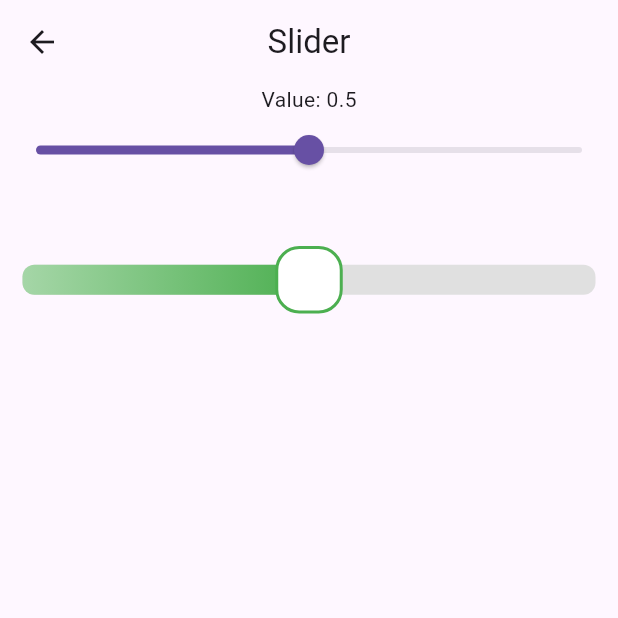
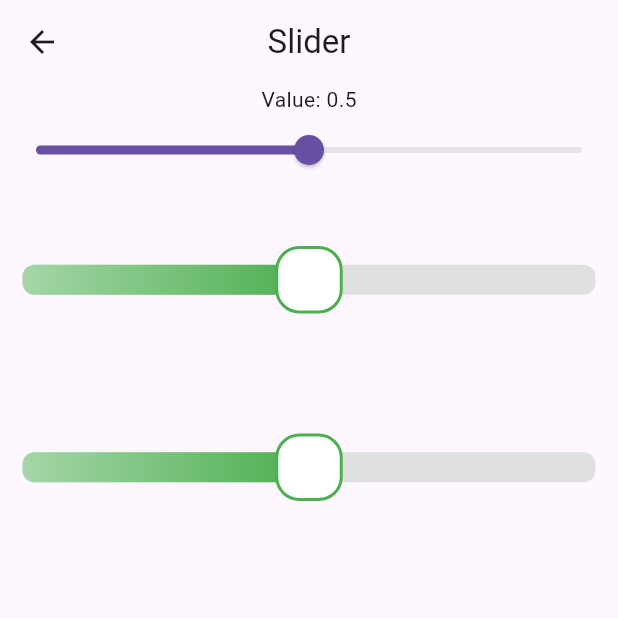
Before and after one commit to ankitpsamrat/Flutter-code-test, a Flutter app: the SliderExplore screen opened directly, on a phone screen of 412 x 824 dp, the top half of it. Run offline on Flutter 3.47's test engine with Material 3 defaults, Android fonts, the phone set to English and light mode, and no system bars.

Commit message:
new custom slider

```diff
--- /dev/null
+++ b/lib/screens/custom_slider_new.dart
@@ -0,0 +1,80 @@
+import 'package:flutter/material.dart';
+
+class CustomSliderNew extends StatelessWidget {
+  final double value;
+  final double trackHeight;
+  final double thumbSize;
+  final ValueChanged<double> onChanged;
+
+  const CustomSliderNew({
+    super.key,
+    required this.value,
+    this.trackHeight = 20,
+    this.thumbSize = 45,
+    required this.onChanged,
+  });
+
+  void _handleDrag(BuildContext context, Offset localPosition, double width) {
+    double newValue = (localPosition.dx / width).clamp(0.0, 1.0);
+    onChanged(newValue); // parent must update
+  }
+
+  @override
+  Widget build(BuildContext context) {
+    return LayoutBuilder(
+      builder: (context, constraints) {
+        double width = constraints.maxWidth;
+
+        return GestureDetector(
+          onHorizontalDragUpdate: (details) {
+            _handleDrag(context, details.localPosition, width);
+          },
+          child: Stack(
+            alignment: Alignment.centerLeft,
+            children: [
+              // Track
+              Container(
+                width: width,
+                height: trackHeight,
+                margin: EdgeInsets.symmetric(vertical: thumbSize / 2),
+                decoration: BoxDecoration(
+                  color: Colors.grey.shade300,
+                  borderRadius: BorderRadius.circular(8),
+                ),
+              ),
+              // Active track
+              Container(
+                width: value * width,
+                height: trackHeight,
+                decoration: BoxDecoration(
+                  borderRadius: BorderRadius.circular(8),
+                  gradient: LinearGradient(
+                    begin: Alignment.centerLeft,
+                    end: Alignment.centerRight,
+                    colors: [
+                      Colors.green.shade200,
+                      Colors.green,
+                    ],
+                  ),
+                ),
+              ),
+              // Thumb
+              Positioned(
+                left: value * (width - thumbSize),
+                child: Container(
+                  width: thumbSize,
+                  height: thumbSize,
+                  decoration: BoxDecoration(
+                    color: Colors.white,
+                    border: Border.all(color: Colors.green, width: 2),
+                    borderRadius: BorderRadius.circular(16),
+                  ),
+                ),
+              ),
+            ],
+          ),
+        );
+      },
+    );
+  }
+}
--- a/lib/screens/slider_explore.dart
+++ b/lib/screens/slider_explore.dart
@@ -1,4 +1,5 @@
 import 'package:code_test/screens/custom_slider.dart';
+import 'package:code_test/screens/custom_slider_new.dart';
 import 'package:flutter/material.dart';
 
 class SliderExplore extends StatefulWidget {
@@ -40,6 +41,13 @@ class _SliderExploreState extends State<SliderExplore> {
               value: 0.5,
               onChanged: (value) {},
             ),
+          ),
+          Padding(
+            padding: const EdgeInsets.symmetric(horizontal: 15, vertical: 30),
+            child: CustomSliderNew(
+              value: 0.5,
+              onChanged: (value) {},
+            ),
           )
         ],
       ),
```
